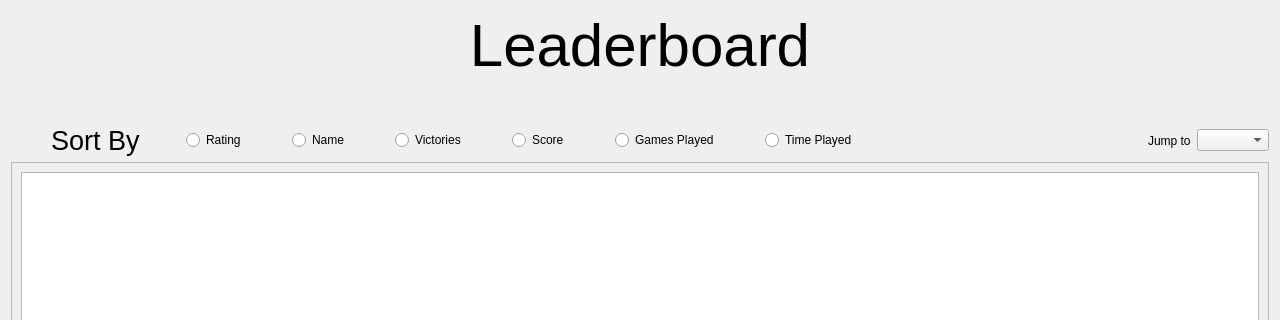
This is babyfut_master/ui/leaderboard.ui in eharquin/babyfut as Qt 5 draws it before an edit; both pictures show x 0 to 1280 and y 0 to 320 of the 1280 by 720 pixel window. The edited form follows.
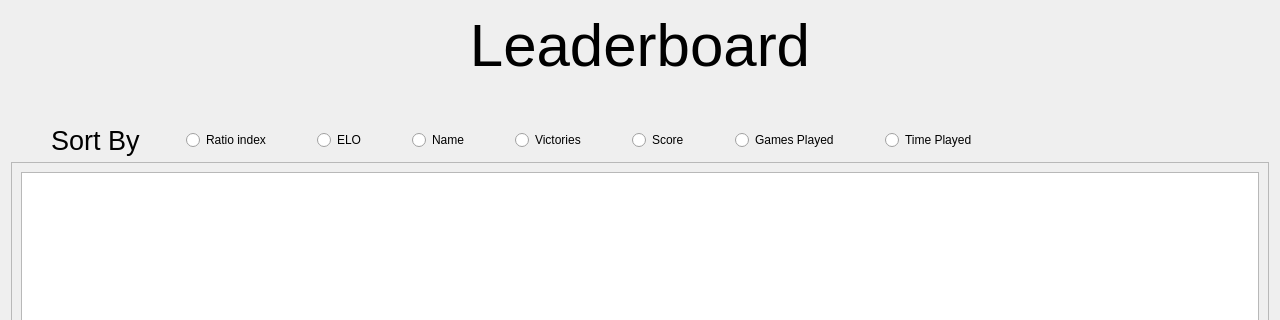
This is the edited form.

Commit message: Add ratio Index

```diff
--- a/babyfut_master/ui/leaderboard.ui
+++ b/babyfut_master/ui/leaderboard.ui
@@ -94,7 +94,7 @@
      <item>
       <widget class="QRadioButton" name="rbRating">
        <property name="text">
-        <string>Rating</string>
+        <string>Ratio index</string>
        </property>
       </widget>
      </item>
@@ -114,6 +114,29 @@
        </property>
       </spacer>
      </item>
+     <item>
+      <widget class="QRadioButton" name="rbElo">
+       <property name="text">
+        <string>ELO</string>
+       </property>
+      </widget>
+     </item>
+     <item>
+      <spacer name="horizontalSpacer_11">
+       <property name="orientation">
+        <enum>Qt::Horizontal</enum>
+       </property>
+       <property name="sizeType">
+        <enum>QSizePolicy::Preferred</enum>
+       </property>
+       <property name="sizeHint" stdset="0">
+        <size>
+         <width>40</width>
+         <height>20</height>
+        </size>
+       </property>
+      </spacer>
+     </item>
      <item>
       <widget class="QRadioButton" name="rbName">
        <property name="text">
@@ -226,42 +249,6 @@
        </property>
       </spacer>
      </item>
-     <item>
-      <spacer name="horizontalSpacer_8">
-       <property name="orientation">
-        <enum>Qt::Horizontal</enum>
-       </property>
-       <property name="sizeHint" stdset="0">
-        <size>
-         <width>40</width>
-         <height>20</height>
-        </size>
-       </property>
-      </spacer>
-     </item>
-     <item>
-      <spacer name="horizontalSpacer_7">
-       <property name="orientation">
-        <enum>Qt::Horizontal</enum>
-       </property>
-       <property name="sizeHint" stdset="0">
-        <size>
-         <width>40</width>
-         <height>20</height>
-        </size>
-       </property>
-      </spacer>
-     </item>
-     <item>
-      <widget class="QLabel" name="label_4">
-       <property name="text">
-        <string>Jump to</string>
-       </property>
-      </widget>
-     </item>
-     <item>
-      <widget class="QComboBox" name="comboBox"/>
-     </item>
     </layout>
    </item>
    <item>
```
Left out of the diff: 3 changed lines with no effect on the pictures. The commit also changes 3 other files.
